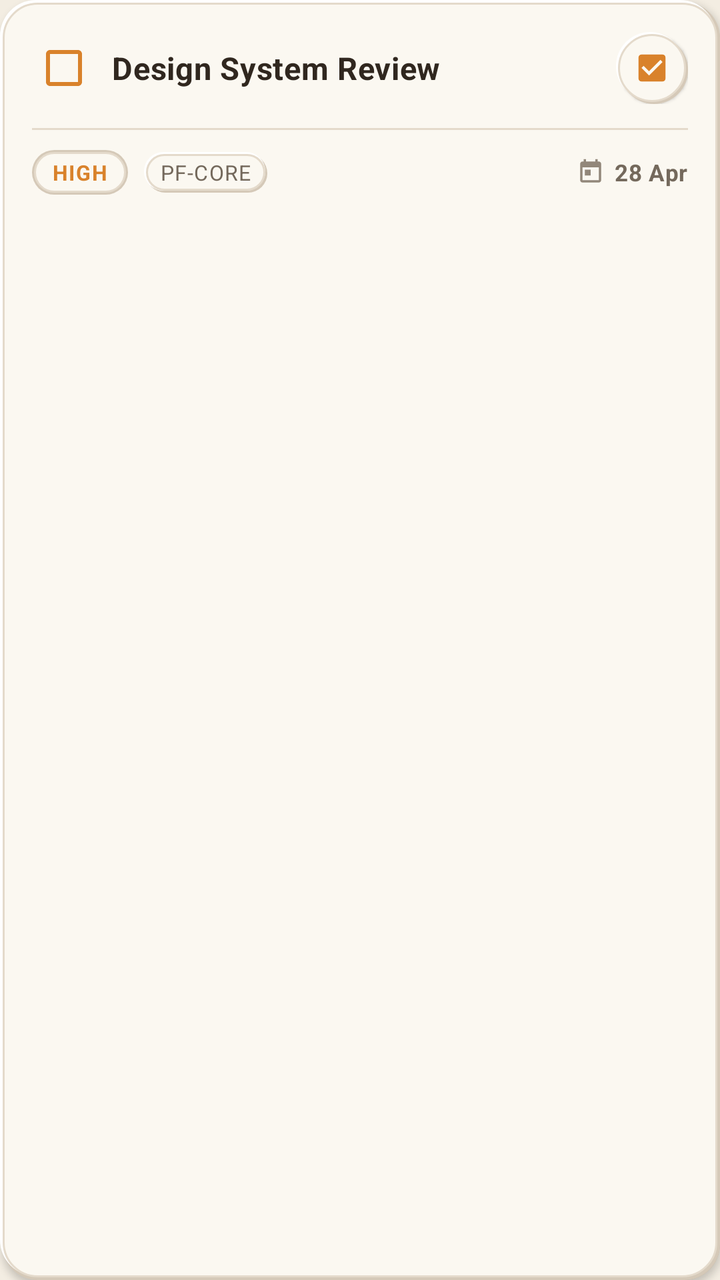
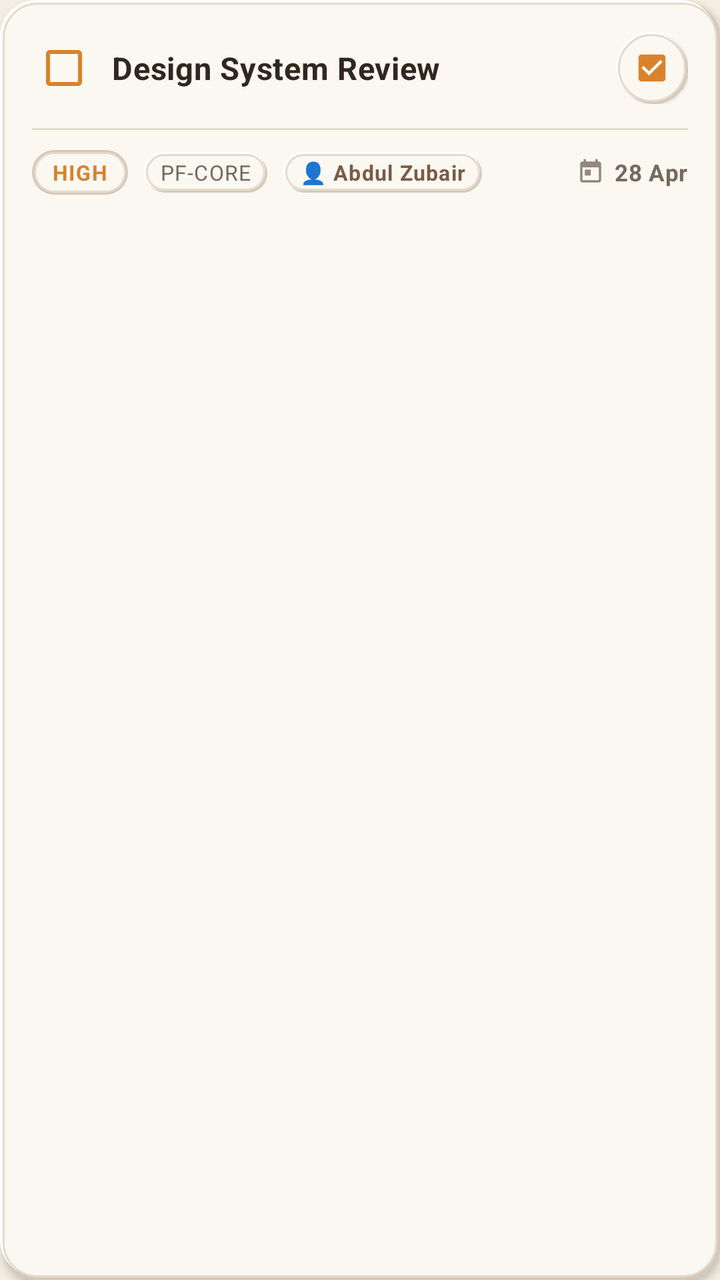

Before-and-after screenshots of an Android layout around one commit, followed by the original layout XML and the change that was made.
<!-- AndroidManifest.xml: application theme Theme.ProjectFlow -->
<!-- res/layout/item_task.xml -->
<?xml version="1.0" encoding="utf-8"?>
<LinearLayout xmlns:android="http://schemas.android.com/apk/res/android"
    xmlns:app="http://schemas.android.com/apk/res-auto"
    android:layout_width="match_parent"
    android:layout_height="wrap_content"
    android:layout_marginBottom="12dp"
    android:background="@drawable/bg_neu_card"
    android:clickable="true"
    android:descendantFocusability="afterDescendants"
    android:elevation="2dp"
    android:focusable="true"
    android:orientation="vertical"
    android:padding="16dp">

    
    <RelativeLayout
        android:layout_width="match_parent"
        android:layout_height="wrap_content">

        
        <CheckBox
            android:id="@+id/cbTaskComplete"
            android:layout_width="32dp"
            android:layout_height="32dp"
            android:layout_alignParentStart="true"
            android:layout_centerVertical="true"
            android:buttonTint="@color/chart_progress"
            android:focusable="false"
            android:focusableInTouchMode="false" />

        
        <TextView
            android:id="@+id/tvTaskTitle"
            android:layout_width="match_parent"
            android:layout_height="wrap_content"
            android:layout_centerVertical="true"
            android:layout_marginStart="8dp"
            android:layout_toStartOf="@+id/ivTaskAction"
            android:layout_toEndOf="@id/cbTaskComplete"
            android:ellipsize="end"
            android:letterSpacing="0.015"
            android:maxLines="1"
            android:text="Design System Review"
            android:textColor="@color/text_main"
            android:textSize="15.5sp"
            android:textStyle="bold" />

        
        <ImageView
            android:id="@+id/ivTaskAction"
            android:layout_width="36dp"
            android:layout_height="36dp"
            android:layout_alignParentEnd="true"
            android:layout_centerVertical="true"
            android:background="@drawable/bg_neu_circle"
            android:elevation="1dp"
            android:padding="9dp"
            android:src="@drawable/ic_tasks"
            app:tint="@color/chart_progress" />
    </RelativeLayout>

    
    <View
        android:layout_width="match_parent"
        android:layout_height="1dp"
        android:layout_marginTop="12dp"
        android:layout_marginBottom="10dp"
        android:background="@color/neu_border" />

    
    <LinearLayout
        android:layout_width="match_parent"
        android:layout_height="wrap_content"
        android:gravity="center_vertical"
        android:orientation="horizontal">

        
        <TextView
            android:id="@+id/tvTaskPriority"
            android:layout_width="wrap_content"
            android:layout_height="wrap_content"
            android:background="@drawable/bg_neu_chip_pill"
            android:letterSpacing="0.05"
            android:paddingHorizontal="10dp"
            android:paddingVertical="4dp"
            android:text="HIGH"
            android:textColor="@color/chart_progress"
            android:textSize="10.5sp"
            android:textStyle="bold" />

        
        <TextView
            android:id="@+id/tvTaskProject"
            android:layout_width="wrap_content"
            android:layout_height="wrap_content"
            android:layout_marginStart="8dp"
            android:background="@drawable/bg_neu_pill"
            android:letterSpacing="0.04"
            android:paddingHorizontal="8dp"
            android:paddingVertical="3dp"
            android:text="PF-CORE"
            android:textColor="@color/text_secondary"
            android:textSize="10.5sp" />

        <View
            android:layout_width="0dp"
            android:layout_height="1dp"
            android:layout_weight="1" />

        
        <ImageView
            android:layout_width="14dp"
            android:layout_height="14dp"
            android:src="@drawable/ic_calendar"
            app:tint="@color/text_muted" />

        <TextView
            android:id="@+id/tvTaskDueDate"
            android:layout_width="wrap_content"
            android:layout_height="wrap_content"
            android:layout_marginStart="5dp"
            android:letterSpacing="0.02"
            android:text="28 Apr"
            android:textColor="@color/text_secondary"
            android:textSize="11.5sp"
            android:textStyle="bold" />
    </LinearLayout>

</LinearLayout>
<!-- resources referenced by this layout -->
<resources>
  <color name="chart_progress">#D9822B</color>
  <color name="neu_border">#E4DACB</color>
  <color name="text_main">#30271F</color>
  <color name="text_muted">#92877A</color>
  <color name="text_secondary">#74695C</color>
  <!-- drawable bg_neu_chip_pill (drawable) -->
  <?xml version="1.0" encoding="utf-8"?>
  <layer-list xmlns:android="http://schemas.android.com/apk/res/android">
      
      <item>
          <shape android:shape="rectangle">
              <corners android:radius="14dp" />
              <solid android:color="@color/neu_shadow_soft" />
          </shape>
      </item>
      
      <item
          android:bottom="1dp"
          android:left="1dp"
          android:right="1dp"
          android:top="1dp">
          <shape android:shape="rectangle">
              <corners android:radius="13dp" />
              <solid android:color="@color/neu_surface" />
              <stroke
                  android:width="1dp"
                  android:color="@color/neu_border" />
          </shape>
      </item>
  </layer-list>
  <!-- drawable ic_calendar (drawable) -->
  <vector xmlns:android="http://schemas.android.com/apk/res/android"
      android:width="24dp"
      android:height="24dp"
      android:viewportWidth="24"
      android:viewportHeight="24">
      <path
          android:fillColor="@android:color/white"
          android:pathData="M19,3h-1V1h-2v2H8V1H6v2H5C3.89,3 3.01,3.9 3.01,5L3,19c0,1.1 0.89,2 2,2h14c1.1,0 2,-0.9 2,-2V5c0,-1.1 -0.9,-2 -2,-2zm0,16H5V8h14v11zM7,10h5v5H7z" />
  </vector>
  <!-- drawable ic_tasks (drawable) -->
  <vector xmlns:android="http://schemas.android.com/apk/res/android"
      android:width="24dp"
      android:height="24dp"
      android:viewportWidth="24"
      android:viewportHeight="24">
      <path
          android:fillColor="@android:color/white"
          android:pathData="M19,3H5c-1.1,0 -2,0.9 -2,2v14c0,1.1 0.9,2 2,2h14c1.1,0 2,-0.9 2,-2V5c0,-1.1 -0.9,-2 -2,-2zm-9,14l-5,-5 1.41,-1.41L10,14.17l7.59,-7.59L19,8l-9,9z" />
  </vector>
  <style name="Theme.ProjectFlow" parent="Theme.MaterialComponents.DayNight.NoActionBar">
          
          <item name="colorPrimary">@color/primary_earth</item>
          <item name="colorPrimaryVariant">@color/deep_earth</item>
          <item name="colorOnPrimary">@color/earth_raised</item>
  
          
          <item name="colorSecondary">@color/muted_clay</item>
          <item name="colorSecondaryVariant">@color/secondary_sand</item>
          <item name="colorOnSecondary">@color/text_main</item>
  
          
          <item name="colorPrimaryDark">#F4F2E9</item>
          <item name="android:windowDrawsSystemBarBackgrounds">true</item>
          <item name="android:statusBarColor">#F4F2E9</item>
          <item name="android:windowLightStatusBar">true</item>
  
          
          <item name="android:windowBackground">@color/earth_bg</item>
          <item name="colorSurface">@color/earth_surface</item>
          <item name="colorOnSurface">@color/text_main</item>
      </style>
  <color name="neu_shadow_deep">#C2B3A0</color>
  <color name="neu_shadow_soft">#D5C9B8</color>
  <color name="neu_highlight">#FFFFFFFF</color>
  <color name="neu_surface">#FBF8F1</color>
  <color name="primary_earth">#795B43</color>
  <color name="deep_earth">#493628</color>
  <color name="earth_raised">#FFFDF8</color>
  <color name="muted_clay">#B69A78</color>
  <color name="secondary_sand">#D9C9B2</color>
  <color name="earth_bg">#F3EDE2</color>
  <color name="earth_surface">#FBF8F1</color>
  <!-- unchanged entries left out for length: 3 -->
</resources>

<!-- the commit's change to res/layout/item_task.xml (unified diff, before → after) -->
@@ -102,6 +102,21 @@
             android:textColor="@color/text_secondary"
             android:textSize="10.5sp" />
 
+        
+        <TextView
+            android:id="@+id/tvTaskAssignee"
+            android:layout_width="wrap_content"
+            android:layout_height="wrap_content"
+            android:layout_marginStart="8dp"
+            android:background="@drawable/bg_neu_pill"
+            android:letterSpacing="0.04"
+            android:paddingHorizontal="8dp"
+            android:paddingVertical="3dp"
+            android:text="👤 Abdul Zubair"
+            android:textColor="@color/deep_sage"
+            android:textSize="10.5sp"
+            android:textStyle="bold" />
+
         <View
             android:layout_width="0dp"
             android:layout_height="1dp"
<!-- resource entries referenced after the edit -->
@@ -1,6 +1,7 @@
 <!-- resources referenced by this layout -->
 <resources>
   <color name="chart_progress">#D9822B</color>
+  <color name="deep_sage">#795B43</color>
   <color name="neu_border">#E4DACB</color>
   <color name="text_main">#30271F</color>
   <color name="text_muted">#92877A</color>
